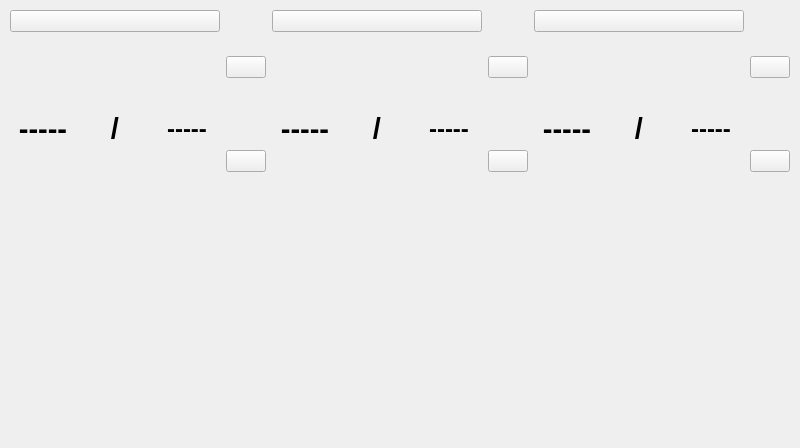
Qt form ClientApp/qt/temperaturepage_qt.ui (re3Dprinting/touchscreen) before a commit.
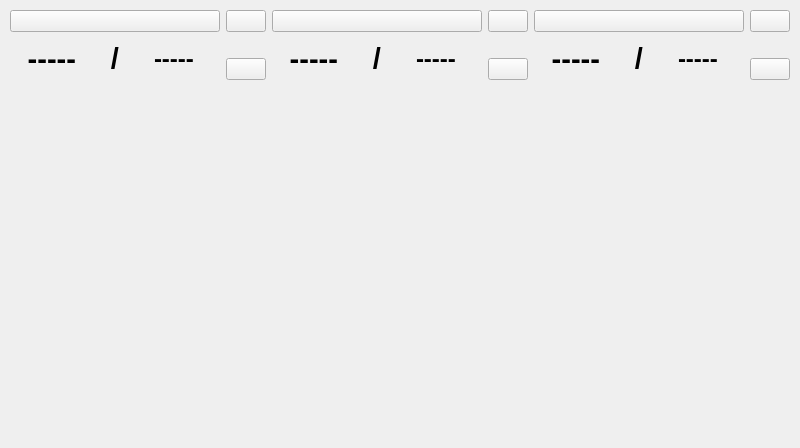
The same form after that commit. Icons and pictures are not drawn.

```diff
--- a/ClientApp/qt/temperaturepage_qt.ui
+++ b/ClientApp/qt/temperaturepage_qt.ui
@@ -84,7 +84,7 @@
              <string>-----</string>
             </property>
             <property name="alignment">
-             <set>Qt::AlignCenter</set>
+             <set>Qt::AlignRight|Qt::AlignTrailing|Qt::AlignVCenter</set>
             </property>
            </widget>
           </item>
@@ -118,7 +118,7 @@
              <string>-----</string>
             </property>
             <property name="alignment">
-             <set>Qt::AlignCenter</set>
+             <set>Qt::AlignLeading|Qt::AlignLeft|Qt::AlignVCenter</set>
             </property>
            </widget>
           </item>
@@ -225,7 +225,7 @@
              <string>-----</string>
             </property>
             <property name="alignment">
-             <set>Qt::AlignCenter</set>
+             <set>Qt::AlignRight|Qt::AlignTrailing|Qt::AlignVCenter</set>
             </property>
            </widget>
           </item>
@@ -259,7 +259,7 @@
              <string>-----</string>
             </property>
             <property name="alignment">
-             <set>Qt::AlignCenter</set>
+             <set>Qt::AlignLeading|Qt::AlignLeft|Qt::AlignVCenter</set>
             </property>
            </widget>
           </item>
@@ -366,7 +366,7 @@
              <string>-----</string>
             </property>
             <property name="alignment">
-             <set>Qt::AlignCenter</set>
+             <set>Qt::AlignRight|Qt::AlignTrailing|Qt::AlignVCenter</set>
             </property>
            </widget>
           </item>
@@ -400,7 +400,7 @@
              <string>-----</string>
             </property>
             <property name="alignment">
-             <set>Qt::AlignCenter</set>
+             <set>Qt::AlignLeading|Qt::AlignLeft|Qt::AlignVCenter</set>
             </property>
            </widget>
           </item>
@@ -478,6 +478,12 @@
    </item>
    <item>
     <widget class="QWidget" name="widget" native="true">
+     <property name="sizePolicy">
+      <sizepolicy hsizetype="Expanding" vsizetype="Expanding">
+       <horstretch>0</horstretch>
+       <verstretch>0</verstretch>
+      </sizepolicy>
+     </property>
      <layout class="QGridLayout" name="gridLayout">
       <property name="leftMargin">
        <number>0</number>
```
